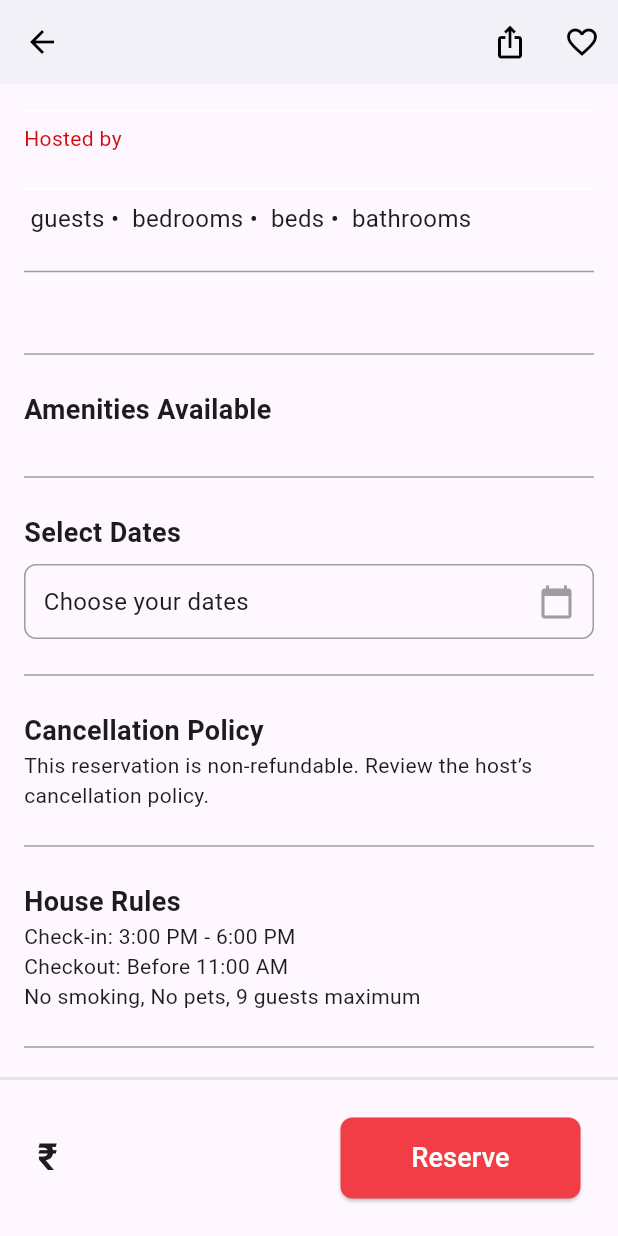
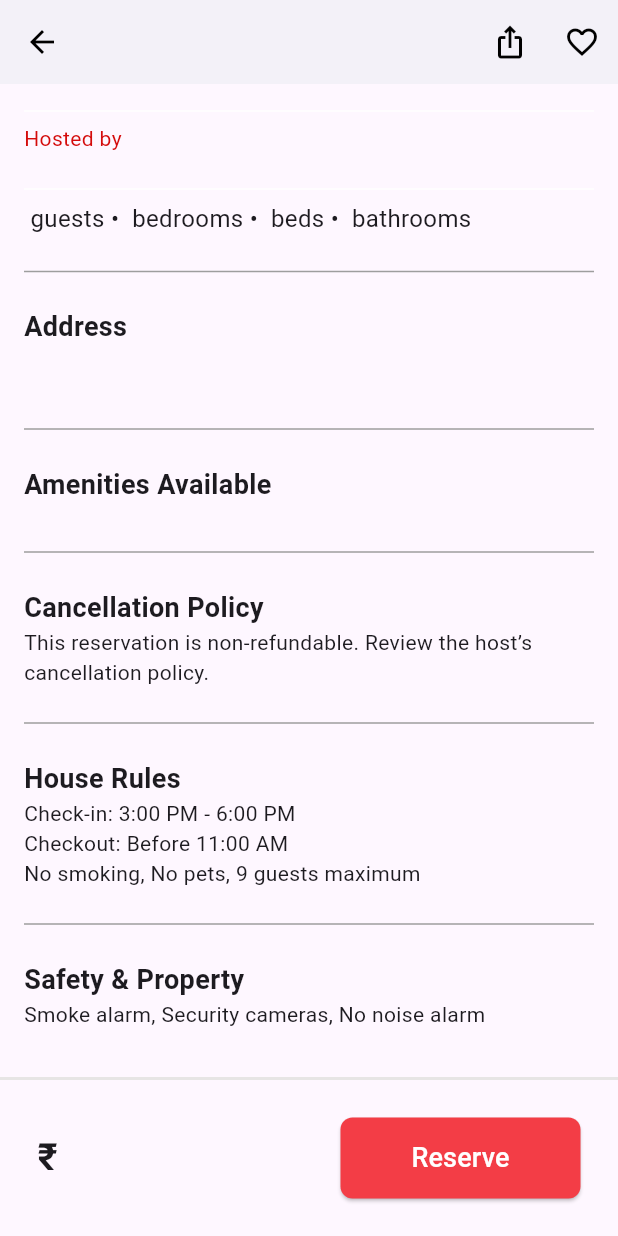
Before and after one commit to chinmaykatdare05/Real-Estate-Immersion, a Flutter app: the HomeDetailsPage screen opened directly with empty values, scrolled down 326 dp, on a phone screen of 412 x 824 dp. Run offline on Flutter 3.47's test engine with Material 3 defaults, Android fonts, the phone set to English and light mode, and no system bars; our stand-ins replace animate_do, cloud_firestore, firebase_auth, firebase_core, fluttertoast, font_awesome_flutter and 1 more; accounts and stored records are empty; network calls fail.

Commit message:
removed calendar

```diff
--- a/lib/pages/home/explore.dart
+++ b/lib/pages/home/explore.dart
@@ -202,19 +202,6 @@ class HomeDetailsPage extends StatefulWidget {
 class _HomeDetailsPageState extends State<HomeDetailsPage> {
   DateTimeRange? selectedDates;
 
-  Future<void> _selectDates(BuildContext context) async {
-    final DateTimeRange? picked = await showDateRangePicker(
-      context: context,
-      firstDate: DateTime.now(),
-      lastDate: DateTime(DateTime.now().year + 1),
-    );
-    if (picked != null && picked != selectedDates) {
-      setState(() {
-        selectedDates = picked;
-      });
-    }
-  }
-
   @override
   Widget build(BuildContext context) {
     return Scaffold(
@@ -278,6 +265,11 @@ class _HomeDetailsPageState extends State<HomeDetailsPage> {
                       style: const TextStyle(fontSize: 16)),
                   const SizedBox(height: 16),
                   const Divider(color: Colors.grey),
+                  const SizedBox(height: 16),
+                  const Text('Address',
+                      style:
+                          TextStyle(fontSize: 18, fontWeight: FontWeight.bold)),
+                  const SizedBox(height: 8),
                   Text(widget.address, style: const TextStyle(fontSize: 16)),
                   const SizedBox(height: 16),
                   const Divider(color: Colors.grey),
@@ -303,35 +295,6 @@ class _HomeDetailsPageState extends State<HomeDetailsPage> {
                         ],
                       );
                     }).toList(),
-                  ),
-                  const SizedBox(height: 16),
-                  const Divider(color: Colors.grey),
-                  const SizedBox(height: 16),
-                  const Text('Select Dates',
-                      style:
-                          TextStyle(fontSize: 18, fontWeight: FontWeight.bold)),
-                  const SizedBox(height: 8),
-                  GestureDetector(
-                    onTap: () => _selectDates(context),
-                    child: Container(
-                      padding: const EdgeInsets.all(12),
-                      decoration: BoxDecoration(
-                        border: Border.all(color: Colors.grey),
-                        borderRadius: BorderRadius.circular(8),
-                      ),
-                      child: Row(
-                        mainAxisAlignment: MainAxisAlignment.spaceBetween,
-                        children: [
-                          Text(
-                            selectedDates == null
-                                ? 'Choose your dates'
-                                : '${selectedDates!.start.day}/${selectedDates!.start.month}/${selectedDates!.start.year} - ${selectedDates!.end.day}/${selectedDates!.end.month}/${selectedDates!.end.year}',
-                            style: const TextStyle(fontSize: 16),
-                          ),
-                          const Icon(Icons.calendar_today, color: Colors.grey),
-                        ],
-                      ),
-                    ),
                   ),
                   const SizedBox(height: 16),
                   const Divider(color: Colors.grey),
```
Also changed, not shown: lib/pages/home/home.dart (+4 -4 lines), 3 other files.
